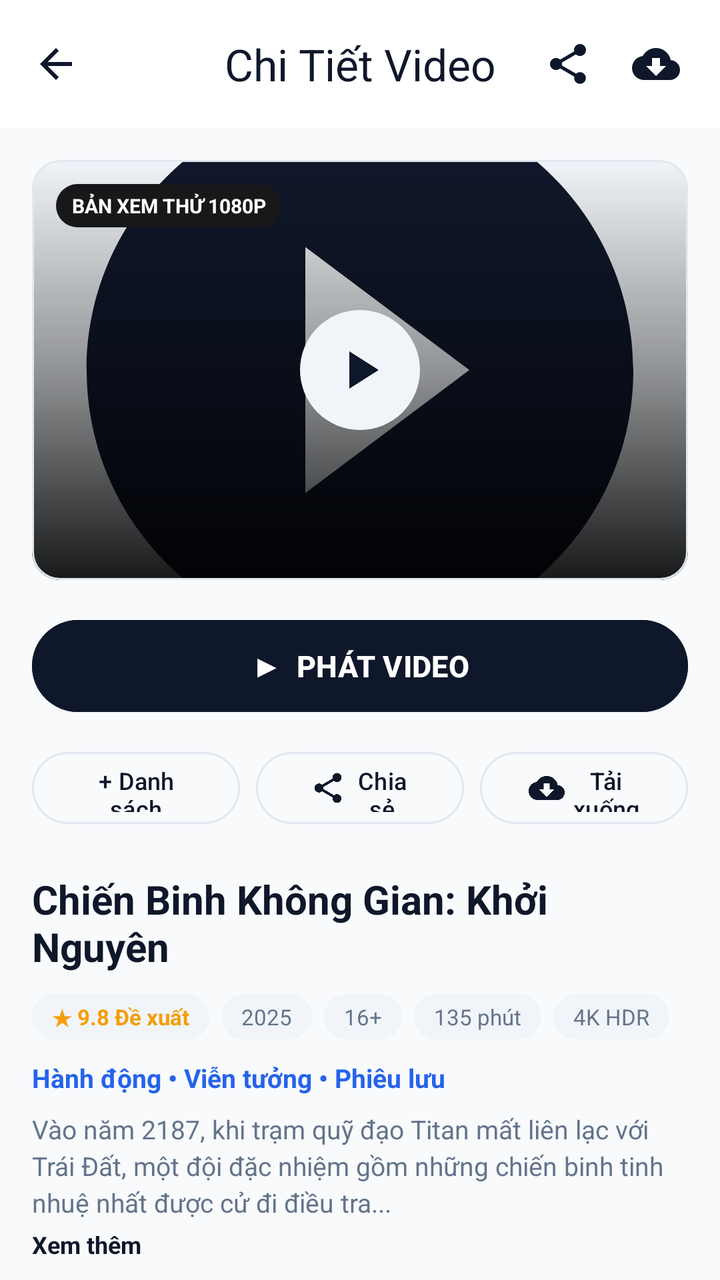
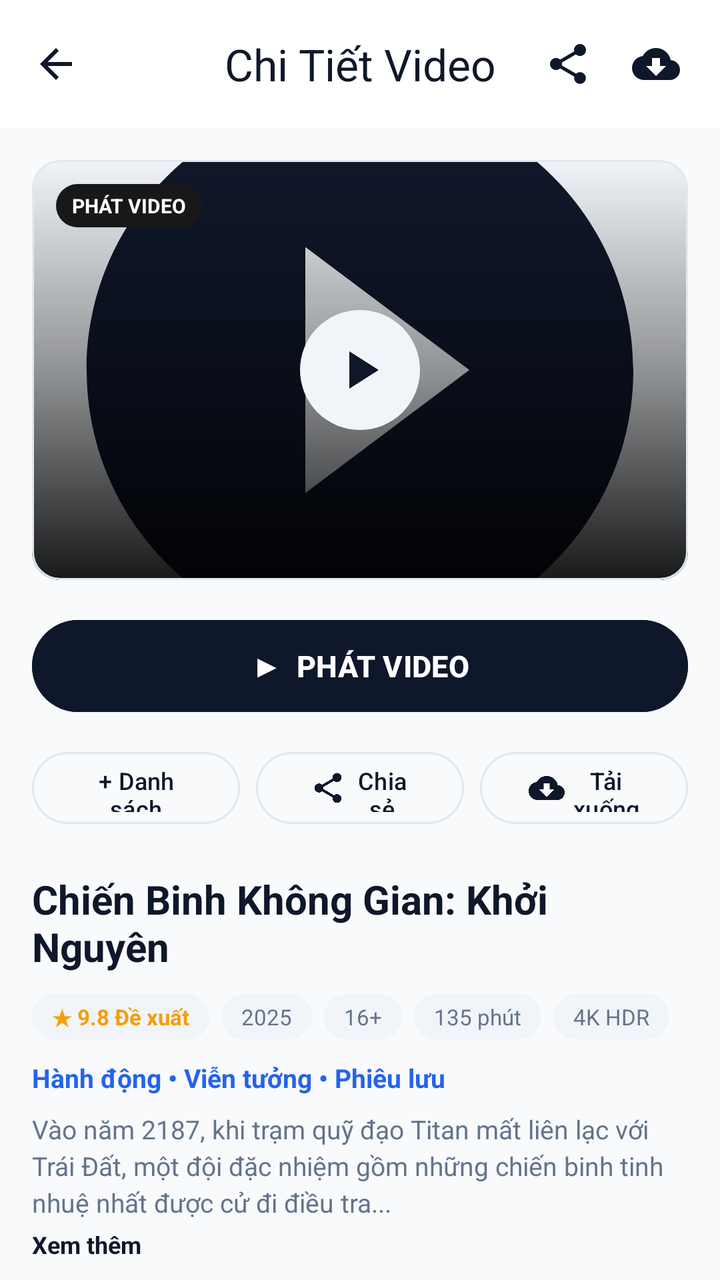

The first picture is an Android layout as it rendered before a commit; the second is the same layout after the commit. The layout source and the unified diff follow.
<!-- AndroidManifest.xml: application theme Theme.StreamWire -->
<!-- res/layout/activity_video_detail.xml -->
<?xml version="1.0" encoding="utf-8"?>
<androidx.coordinatorlayout.widget.CoordinatorLayout xmlns:android="http://schemas.android.com/apk/res/android"
    xmlns:app="http://schemas.android.com/apk/res-auto"
    xmlns:tools="http://schemas.android.com/tools"
    android:layout_width="match_parent"
    android:layout_height="match_parent"
    android:background="@color/background">

    
    <com.google.android.material.appbar.AppBarLayout
        android:layout_width="match_parent"
        android:layout_height="wrap_content"
        android:background="@color/surface">

        <com.google.android.material.appbar.MaterialToolbar
            android:id="@+id/toolbarDetail"
            android:layout_width="match_parent"
            android:layout_height="?attr/actionBarSize"
            app:navigationIcon="@drawable/ic_arrow_back"
            app:navigationIconTint="@color/text_primary"
            app:title="Chi Tiết Video"
            app:titleCentered="true"
            app:titleTextColor="@color/text_primary">

            <LinearLayout
                android:layout_width="wrap_content"
                android:layout_height="match_parent"
                android:layout_gravity="end"
                android:gravity="center_vertical"
                android:orientation="horizontal"
                android:paddingEnd="12dp">

                <ImageButton
                    android:id="@+id/btnTopShare"
                    android:layout_width="40dp"
                    android:layout_height="40dp"
                    android:background="?attr/selectableItemBackgroundBorderless"
                    android:src="@drawable/ic_share"
                    app:tint="@color/text_primary" />

                <ImageButton
                    android:id="@+id/btnTopDownload"
                    android:layout_width="40dp"
                    android:layout_height="40dp"
                    android:layout_marginStart="4dp"
                    android:background="?attr/selectableItemBackgroundBorderless"
                    android:src="@drawable/ic_download"
                    app:tint="@color/text_primary" />
            </LinearLayout>

        </com.google.android.material.appbar.MaterialToolbar>
    </com.google.android.material.appbar.AppBarLayout>

    <androidx.core.widget.NestedScrollView
        android:layout_width="match_parent"
        android:layout_height="match_parent"
        android:fillViewport="true"
        android:overScrollMode="never"
        app:layout_behavior="@string/appbar_scrolling_view_behavior">

        <LinearLayout
            android:layout_width="match_parent"
            android:layout_height="wrap_content"
            android:orientation="vertical"
            android:padding="16dp">

            
            <com.google.android.material.card.MaterialCardView
                android:id="@+id/cardPreviewPlayer"
                style="@style/Widget.StreamWire.CardView"
                android:layout_width="match_parent"
                android:layout_height="210dp"
                android:clickable="true"
                android:focusable="true">

                <FrameLayout
                    android:layout_width="match_parent"
                    android:layout_height="match_parent">

                    <ImageView
                        android:id="@+id/ivDetailPreview"
                        android:layout_width="match_parent"
                        android:layout_height="match_parent"
                        android:background="@color/badge_bg"
                        android:scaleType="centerCrop"
                        android:src="@drawable/ic_play_circle" />

                    
                    <View
                        android:layout_width="match_parent"
                        android:layout_height="match_parent"
                        android:background="@drawable/bg_hero_gradient" />

                    
                    <TextView
                        android:layout_width="wrap_content"
                        android:layout_height="wrap_content"
                        android:layout_gravity="top|start"
                        android:layout_margin="12dp"
                        android:background="@drawable/bg_badge_alert"
                        android:paddingStart="8dp"
                        android:paddingTop="4dp"
                        android:paddingEnd="8dp"
                        android:paddingBottom="4dp"
                        android:text="BẢN XEM THỬ 1080P"
                        android:textColor="#FFFFFF"
                        android:textSize="10sp"
                        android:textStyle="bold" />

                    
                    <ImageView
                        android:layout_width="60dp"
                        android:layout_height="60dp"
                        android:layout_gravity="center"
                        android:background="@drawable/bg_circle_icon"
                        android:padding="14dp"
                        android:src="@drawable/ic_play_arrow"
                        app:tint="@color/text_primary" />

                </FrameLayout>
            </com.google.android.material.card.MaterialCardView>

            
            <com.google.android.material.button.MaterialButton
                android:id="@+id/btnMainPlay"
                android:layout_width="match_parent"
                android:layout_height="54dp"
                android:layout_marginTop="16dp"
                android:backgroundTint="@color/primary"
                android:text="▶  PHÁT VIDEO"
                android:textColor="@color/text_on_primary"
                android:textSize="15sp"
                android:textStyle="bold"
                app:cornerRadius="27dp" />

            
            <LinearLayout
                android:layout_width="match_parent"
                android:layout_height="wrap_content"
                android:layout_marginTop="12dp"
                android:gravity="center"
                android:orientation="horizontal">

                <com.google.android.material.button.MaterialButton
                    android:id="@+id/btnAddWatchlist"
                    style="@style/Widget.Material3.Button.OutlinedButton"
                    android:layout_width="0dp"
                    android:layout_height="44dp"
                    android:layout_weight="1"
                    android:text="+ Danh sách"
                    android:textColor="@color/text_primary"
                    android:textSize="12sp"
                    app:cornerRadius="22dp"
                    app:strokeColor="@color/divider" />

                <com.google.android.material.button.MaterialButton
                    android:id="@+id/btnActionShare"
                    style="@style/Widget.Material3.Button.OutlinedButton"
                    android:layout_width="0dp"
                    android:layout_height="44dp"
                    android:layout_marginStart="8dp"
                    android:layout_marginEnd="8dp"
                    android:layout_weight="1"
                    android:text="Chia sẻ"
                    android:textColor="@color/text_primary"
                    android:textSize="12sp"
                    app:cornerRadius="22dp"
                    app:icon="@drawable/ic_share"
                    app:iconGravity="textStart"
                    app:iconTint="@color/text_primary"
                    app:strokeColor="@color/divider" />

                <com.google.android.material.button.MaterialButton
                    android:id="@+id/btnActionDownload"
                    style="@style/Widget.Material3.Button.OutlinedButton"
                    android:layout_width="0dp"
                    android:layout_height="44dp"
                    android:layout_weight="1"
                    android:text="Tải xuống"
                    android:textColor="@color/text_primary"
                    android:textSize="12sp"
                    app:cornerRadius="22dp"
                    app:icon="@drawable/ic_download"
                    app:iconGravity="textStart"
                    app:iconTint="@color/text_primary"
                    app:strokeColor="@color/divider" />
            </LinearLayout>

            
            <TextView
                android:id="@+id/tvDetailTitle"
                android:layout_width="match_parent"
                android:layout_height="wrap_content"
                android:layout_marginTop="20dp"
                android:text="Chiến Binh Không Gian: Khởi Nguyên"
                android:textColor="@color/text_primary"
                android:textSize="20sp"
                android:textStyle="bold" />

            
            <LinearLayout
                android:layout_width="match_parent"
                android:layout_height="wrap_content"
                android:layout_marginTop="10dp"
                android:gravity="center_vertical"
                android:orientation="horizontal">

                <TextView
                    android:id="@+id/tvRatingBadge"
                    android:layout_width="wrap_content"
                    android:layout_height="wrap_content"
                    android:background="@drawable/bg_badge_pill"
                    android:text="★ 9.8 Đề xuất"
                    android:textColor="#F59E0B"
                    android:textSize="11sp"
                    android:textStyle="bold" />

                <TextView
                    android:id="@+id/tvYearBadge"
                    android:layout_width="wrap_content"
                    android:layout_height="wrap_content"
                    android:layout_marginStart="6dp"
                    android:background="@drawable/bg_badge_pill"
                    android:text="2025"
                    android:textColor="@color/text_secondary"
                    android:textSize="11sp" />

                <TextView
                    android:id="@+id/tvAgeBadge"
                    android:layout_width="wrap_content"
                    android:layout_height="wrap_content"
                    android:layout_marginStart="6dp"
                    android:background="@drawable/bg_badge_pill"
                    android:text="16+"
                    android:textColor="@color/text_secondary"
                    android:textSize="11sp" />

                <TextView
                    android:id="@+id/tvDurationBadge"
                    android:layout_width="wrap_content"
                    android:layout_height="wrap_content"
                    android:layout_marginStart="6dp"
                    android:background="@drawable/bg_badge_pill"
                    android:text="135 phút"
                    android:textColor="@color/text_secondary"
                    android:textSize="11sp" />

                <TextView
                    android:id="@+id/tvQualityBadge"
                    android:layout_width="wrap_content"
                    android:layout_height="wrap_content"
                    android:layout_marginStart="6dp"
                    android:background="@drawable/bg_badge_pill"
                    android:text="4K HDR"
                    android:textColor="@color/text_secondary"
                    android:textSize="11sp" />
            </LinearLayout>

            
            <TextView
                android:id="@+id/tvCategoryTags"
                android:layout_width="wrap_content"
                android:layout_height="wrap_content"
                android:layout_marginTop="10dp"
                android:text="Hành động • Viễn tưởng • Phiêu lưu"
                android:textColor="@color/secondary"
                android:textSize="13sp"
                android:textStyle="bold" />

            
            <TextView
                android:id="@+id/tvDetailDescription"
                android:layout_width="match_parent"
                android:layout_height="wrap_content"
                android:layout_marginTop="8dp"
                android:ellipsize="end"
                android:lineSpacingExtra="3dp"
                android:maxLines="3"
                android:text="Vào năm 2187, khi trạm quỹ đạo Titan mất liên lạc với Trái Đất, một đội đặc nhiệm gồm những chiến binh tinh nhuệ nhất được cử đi điều tra..."
                android:textColor="@color/text_secondary"
                android:textSize="13sp" />

            <TextView
                android:id="@+id/tvToggleDescription"
                android:layout_width="wrap_content"
                android:layout_height="wrap_content"
                android:clickable="true"
                android:focusable="true"
                android:paddingTop="4dp"
                android:paddingBottom="4dp"
                android:text="Xem thêm"
                android:textColor="@color/text_primary"
                android:textSize="12sp"
                android:textStyle="bold" />

            
            <TextView
                android:layout_width="wrap_content"
                android:layout_height="wrap_content"
                android:layout_marginTop="20dp"
                android:fontFamily="sans-serif-medium"
                android:text="Diễn viên &amp; Đạo diễn"
                android:textColor="@color/text_primary"
                android:textSize="16sp"
                android:textStyle="bold" />

            <androidx.recyclerview.widget.RecyclerView
                android:id="@+id/rvCast"
                android:layout_width="match_parent"
                android:layout_height="wrap_content"
                android:layout_marginTop="12dp"
                android:clipToPadding="false"
                android:orientation="horizontal"
                app:layoutManager="androidx.recyclerview.widget.LinearLayoutManager"
                tools:listitem="@layout/item_cast" />

            
            <LinearLayout
                android:layout_width="match_parent"
                android:layout_height="wrap_content"
                android:layout_marginTop="24dp"
                android:gravity="center_vertical"
                android:orientation="horizontal">

                <TextView
                    android:layout_width="0dp"
                    android:layout_height="wrap_content"
                    android:layout_weight="1"
                    android:fontFamily="sans-serif-medium"
                    android:text="Tập tiếp theo &amp; Liên quan"
                    android:textColor="@color/text_primary"
                    android:textSize="16sp"
                    android:textStyle="bold" />

                <TextView
                    android:id="@+id/tvSeasonDropdown"
                    android:layout_width="wrap_content"
                    android:layout_height="wrap_content"
                    android:background="@drawable/bg_badge_pill"
                    android:text="Mùa 1 ▼"
                    android:textColor="@color/text_primary"
                    android:textSize="12sp" />
            </LinearLayout>

            <androidx.recyclerview.widget.RecyclerView
                android:id="@+id/rvDetailEpisodes"
                android:layout_width="match_parent"
                android:layout_height="wrap_content"
                android:layout_marginTop="12dp"
                android:nestedScrollingEnabled="false"
                tools:listitem="@layout/item_episode" />

        </LinearLayout>
    </androidx.core.widget.NestedScrollView>

</androidx.coordinatorlayout.widget.CoordinatorLayout>
<!-- res/layout/item_cast.xml (included above) -->
<?xml version="1.0" encoding="utf-8"?>
<LinearLayout xmlns:android="http://schemas.android.com/apk/res/android"
    xmlns:app="http://schemas.android.com/apk/res-auto"
    xmlns:tools="http://schemas.android.com/tools"
    android:layout_width="88dp"
    android:layout_height="wrap_content"
    android:layout_marginEnd="12dp"
    android:gravity="center_horizontal"
    android:orientation="vertical">

    <ImageView
        android:id="@+id/ivCastAvatar"
        android:layout_width="60dp"
        android:layout_height="60dp"
        android:background="@drawable/bg_circle_icon"
        android:padding="12dp"
        android:src="@drawable/ic_person"
        app:tint="@color/text_primary" />

    <TextView
        android:id="@+id/tvCastName"
        android:layout_width="wrap_content"
        android:layout_height="wrap_content"
        android:layout_marginTop="6dp"
        android:ellipsize="end"
        android:gravity="center"
        android:maxLines="1"
        android:text="Tuấn Anh"
        android:textColor="@color/text_primary"
        android:textSize="12sp"
        android:textStyle="bold" />

    <TextView
        android:id="@+id/tvCastRole"
        android:layout_width="wrap_content"
        android:layout_height="wrap_content"
        android:ellipsize="end"
        android:gravity="center"
        android:maxLines="1"
        android:text="Jax (Đội trưởng)"
        android:textColor="@color/text_secondary"
        android:textSize="10sp" />

</LinearLayout>
<!-- res/layout/item_episode.xml (included above) -->
<?xml version="1.0" encoding="utf-8"?>
<com.google.android.material.card.MaterialCardView xmlns:android="http://schemas.android.com/apk/res/android"
    xmlns:app="http://schemas.android.com/apk/res-auto"
    xmlns:tools="http://schemas.android.com/tools"
    android:id="@+id/cardEpisode"
    style="@style/Widget.StreamWire.CardView"
    android:layout_width="match_parent"
    android:layout_height="wrap_content"
    android:layout_marginBottom="10dp"
    android:clickable="true"
    android:focusable="true">

    <LinearLayout
        android:layout_width="match_parent"
        android:layout_height="wrap_content"
        android:gravity="center_vertical"
        android:orientation="horizontal"
        android:padding="10dp">

        
        <FrameLayout
            android:layout_width="100dp"
            android:layout_height="64dp">

            <com.google.android.material.imageview.ShapeableImageView
                android:id="@+id/ivEpisodeThumb"
                android:layout_width="match_parent"
                android:layout_height="match_parent"
                android:background="@color/badge_bg"
                android:scaleType="centerCrop"
                android:src="@drawable/ic_play_circle"
                app:shapeAppearanceOverlay="@style/Widget.StreamWire.CardView" />

            <ImageView
                android:id="@+id/ivPlayIndicator"
                android:layout_width="26dp"
                android:layout_height="26dp"
                android:layout_gravity="center"
                android:background="@drawable/bg_circle_icon"
                android:padding="5dp"
                android:src="@drawable/ic_play_arrow"
                app:tint="@color/text_primary" />

            
            <TextView
                android:id="@+id/tvEpDuration"
                android:layout_width="wrap_content"
                android:layout_height="wrap_content"
                android:layout_gravity="bottom|end"
                android:layout_margin="4dp"
                android:background="@drawable/bg_badge_alert"
                android:paddingStart="4dp"
                android:paddingTop="2dp"
                android:paddingEnd="4dp"
                android:paddingBottom="2dp"
                android:text="45:00"
                android:textColor="#FFFFFF"
                android:textSize="9sp" />
        </FrameLayout>

        
        <LinearLayout
            android:layout_width="0dp"
            android:layout_height="wrap_content"
            android:layout_marginStart="12dp"
            android:layout_weight="1"
            android:orientation="vertical">

            <LinearLayout
                android:layout_width="wrap_content"
                android:layout_height="wrap_content"
                android:gravity="center_vertical"
                android:orientation="horizontal">

                <TextView
                    android:id="@+id/tvEpisodeNumber"
                    android:layout_width="wrap_content"
                    android:layout_height="wrap_content"
                    android:fontFamily="sans-serif-medium"
                    android:text="Tập 1"
                    android:textColor="@color/secondary"
                    android:textSize="12sp"
                    android:textStyle="bold" />

                <TextView
                    android:id="@+id/tvPlayingBadge"
                    android:layout_width="wrap_content"
                    android:layout_height="wrap_content"
                    android:layout_marginStart="8dp"
                    android:background="@drawable/bg_badge_alert"
                    android:paddingStart="6dp"
                    android:paddingTop="2dp"
                    android:paddingEnd="6dp"
                    android:paddingBottom="2dp"
                    android:text="ĐANG PHÁT"
                    android:textColor="#FFFFFF"
                    android:textSize="9sp"
                    android:textStyle="bold"
                    android:visibility="gone" />
            </LinearLayout>

            <TextView
                android:id="@+id/tvEpisodeTitle"
                android:layout_width="match_parent"
                android:layout_height="wrap_content"
                android:layout_marginTop="2dp"
                android:ellipsize="end"
                android:maxLines="1"
                android:text="Điểm Khởi Đầu"
                android:textColor="@color/text_primary"
                android:textSize="14sp"
                android:textStyle="bold" />

            <TextView
                android:id="@+id/tvEpisodeDesc"
                android:layout_width="match_parent"
                android:layout_height="wrap_content"
                android:layout_marginTop="2dp"
                android:ellipsize="end"
                android:maxLines="2"
                android:text="Khám phá trạm không gian Titan và tín hiệu cầu cứu bí ẩn."
                android:textColor="@color/text_secondary"
                android:textSize="11sp" />

        </LinearLayout>

    </LinearLayout>

</com.google.android.material.card.MaterialCardView>
<!-- resources referenced by this layout -->
<resources>
  <color name="background">#F8FAFC</color>
  <color name="badge_bg">#F1F5F9</color>
  <color name="divider">#E2E8F0</color>
  <color name="primary">#0F172A</color>
  <color name="secondary">#2563EB</color>
  <color name="surface">#FFFFFF</color>
  <color name="text_on_primary">#FFFFFF</color>
  <color name="text_primary">#0F172A</color>
  <color name="text_secondary">#64748B</color>
  <!-- drawable bg_badge_alert (drawable) -->
  <?xml version="1.0" encoding="utf-8"?>
  <shape xmlns:android="http://schemas.android.com/apk/res/android"
      android:shape="rectangle">
      <corners android:radius="12dp" />
      <solid android:color="@color/badge_warning_bg" />
  </shape>
  <!-- drawable bg_badge_pill (drawable) -->
  <?xml version="1.0" encoding="utf-8"?>
  <shape xmlns:android="http://schemas.android.com/apk/res/android"
      android:shape="rectangle">
      <corners android:radius="20dp" />
      <solid android:color="@color/badge_bg" />
      <padding
          android:left="10dp"
          android:top="4dp"
          android:right="10dp"
          android:bottom="4dp" />
  </shape>
  <!-- drawable bg_circle_icon (drawable) -->
  <?xml version="1.0" encoding="utf-8"?>
  <shape xmlns:android="http://schemas.android.com/apk/res/android"
      android:shape="oval">
      <solid android:color="@color/badge_bg" />
  </shape>
  <!-- drawable bg_hero_gradient (drawable) -->
  <?xml version="1.0" encoding="utf-8"?>
  <shape xmlns:android="http://schemas.android.com/apk/res/android"
      android:shape="rectangle">
      <gradient
          android:angle="270"
          android:startColor="#00000000"
          android:centerColor="#66000000"
          android:endColor="#E6000000" />
  </shape>
  <!-- drawable ic_arrow_back (drawable) -->
  <vector xmlns:android="http://schemas.android.com/apk/res/android"
      android:width="24dp"
      android:height="24dp"
      android:viewportWidth="24"
      android:viewportHeight="24">
    <path
        android:fillColor="?attr/colorPrimary"
        android:pathData="M20,11H7.83l5.59,-5.59L12,4l-8,8 8,8 1.41,-1.41L7.83,13H20v-2z"/>
  </vector>
  <!-- drawable ic_person (drawable) -->
  <vector xmlns:android="http://schemas.android.com/apk/res/android"
      android:width="24dp"
      android:height="24dp"
      android:viewportWidth="24"
      android:viewportHeight="24">
    <path
        android:fillColor="?attr/colorPrimary"
        android:pathData="M12,12c2.21,0 4,-1.79 4,-4s-1.79,-4 -4,-4 -4,1.79 -4,4 1.79,4 4,4zm0,2c-2.67,0 -8,1.34 -8,4v2h16v-2c0,-2.66 -5.33,-4 -8,-4z"/>
  </vector>
  <!-- drawable ic_play_arrow (drawable) -->
  <vector xmlns:android="http://schemas.android.com/apk/res/android"
      android:width="24dp"
      android:height="24dp"
      android:viewportWidth="24"
      android:viewportHeight="24">
    <path
        android:fillColor="?attr/colorPrimary"
        android:pathData="M8,5v14l11,-7z"/>
  </vector>
  <!-- drawable ic_play_circle (drawable) -->
  <vector xmlns:android="http://schemas.android.com/apk/res/android"
      android:width="48dp"
      android:height="48dp"
      android:viewportWidth="24"
      android:viewportHeight="24">
    <path
        android:fillColor="?attr/colorPrimary"
        android:pathData="M12,2C6.48,2 2,6.48 2,12s4.48,10 10,10 10,-4.48 10,-10S17.52,2 12,2zM10,16.5v-9l6,4.5 -6,4.5z"/>
  </vector>
  <style name="Widget.StreamWire.CardView" parent="Widget.Material3.CardView.Elevated">
          <item name="cardBackgroundColor">@color/card_background</item>
          <item name="cardCornerRadius">14dp</item>
          <item name="cardElevation">0dp</item>
          <item name="strokeWidth">1dp</item>
          <item name="strokeColor">@color/divider</item>
      </style>
  <color name="badge_warning_bg">#18181B</color>
  <color name="card_background">#FFFFFF</color>
  <color name="primary_variant">#1E293B</color>
  <color name="badge_text">#334155</color>
  <!-- unchanged entries left out for length: 4 -->
</resources>

<!-- the commit's change to res/layout/activity_video_detail.xml (unified diff, before → after) -->
@@ -102,7 +102,7 @@
                         android:paddingTop="4dp"
                         android:paddingEnd="8dp"
                         android:paddingBottom="4dp"
-                        android:text="BẢN XEM THỬ 1080P"
+                        android:text="PHÁT VIDEO"
                         android:textColor="#FFFFFF"
                         android:textSize="10sp"
                         android:textStyle="bold" />
